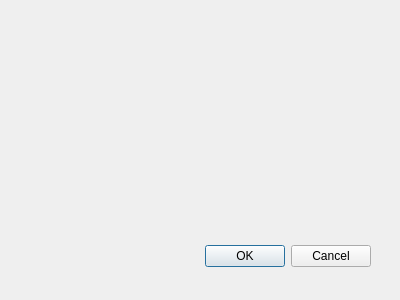
Above: incluirlivro.ui from anacfvieira/Loja before the change. Below: the same form after it.
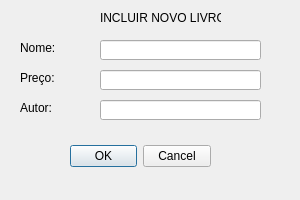
That is the form after the change.

What changed in the file:
```diff
--- a/incluirlivro.ui
+++ b/incluirlivro.ui
@@ -6,8 +6,8 @@
    <rect>
     <x>0</x>
     <y>0</y>
-    <width>400</width>
-    <height>300</height>
+    <width>300</width>
+    <height>200</height>
    </rect>
   </property>
   <property name="windowTitle">
@@ -16,9 +16,9 @@
   <widget class="QDialogButtonBox" name="buttonBox">
    <property name="geometry">
     <rect>
-     <x>30</x>
-     <y>240</y>
-     <width>341</width>
+     <x>70</x>
+     <y>140</y>
+     <width>141</width>
      <height>32</height>
     </rect>
    </property>
@@ -29,6 +29,88 @@
     <set>QDialogButtonBox::StandardButton::Cancel|QDialogButtonBox::StandardButton::Ok</set>
    </property>
   </widget>
+  <widget class="QLineEdit" name="lineEditNome">
+   <property name="geometry">
+    <rect>
+     <x>100</x>
+     <y>40</y>
+     <width>161</width>
+     <height>20</height>
+    </rect>
+   </property>
+  </widget>
+  <widget class="QLineEdit" name="lineEditPreco">
+   <property name="geometry">
+    <rect>
+     <x>100</x>
+     <y>70</y>
+     <width>161</width>
+     <height>20</height>
+    </rect>
+   </property>
+  </widget>
+  <widget class="QLineEdit" name="lineEditAutor">
+   <property name="geometry">
+    <rect>
+     <x>100</x>
+     <y>100</y>
+     <width>161</width>
+     <height>20</height>
+    </rect>
+   </property>
+  </widget>
+  <widget class="QLabel" name="label">
+   <property name="geometry">
+    <rect>
+     <x>100</x>
+     <y>10</y>
+     <width>121</width>
+     <height>16</height>
+    </rect>
+   </property>
+   <property name="text">
+    <string>INCLUIR NOVO LIVRO</string>
+   </property>
+  </widget>
+  <widget class="QLabel" name="label_2">
+   <property name="geometry">
+    <rect>
+     <x>20</x>
+     <y>40</y>
+     <width>45</width>
+     <height>15</height>
+    </rect>
+   </property>
+   <property name="text">
+    <string>Nome:</string>
+   </property>
+  </widget>
+  <widget class="QLabel" name="label_3">
+   <property name="geometry">
+    <rect>
+     <x>20</x>
+     <y>70</y>
+     <width>45</width>
+     <height>15</height>
+    </rect>
+   </property>
+   <property name="text">
+    <string>Preço:</string>
+   </property>
+  </widget>
+  <widget class="QLabel" name="label_4">
+   <property name="geometry">
+    <rect>
+     <x>20</x>
+     <y>100</y>
+     <width>45</width>
+     <height>15</height>
+    </rect>
+   </property>
+   <property name="text">
+    <string>Autor:</string>
+   </property>
+  </widget>
  </widget>
  <resources/>
  <connections>
```
